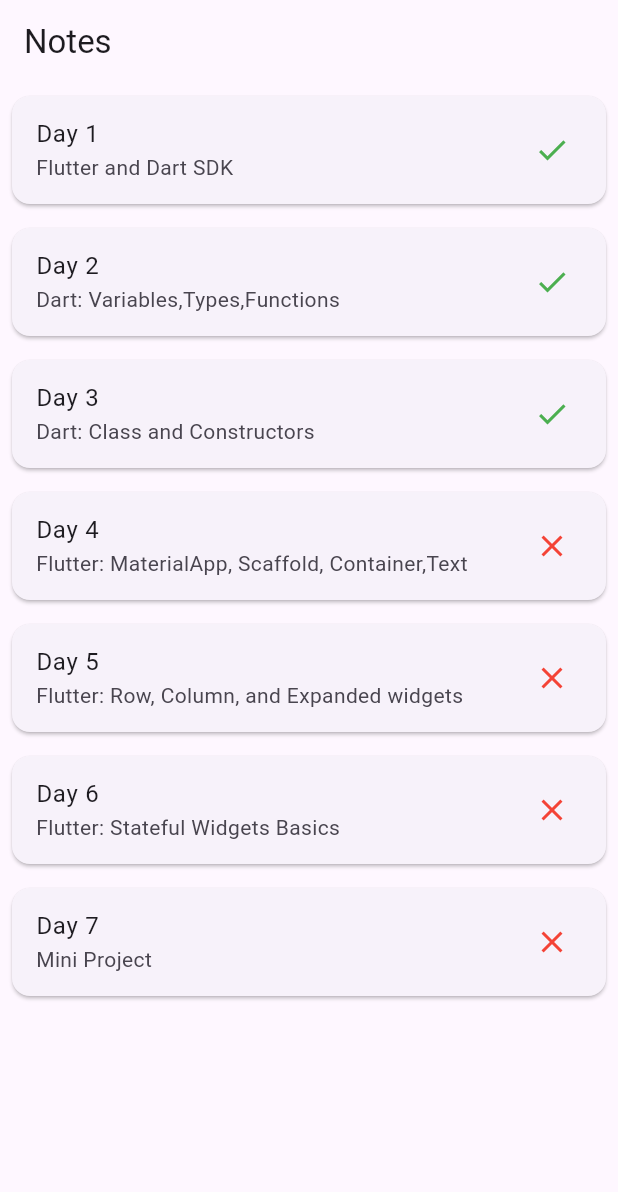
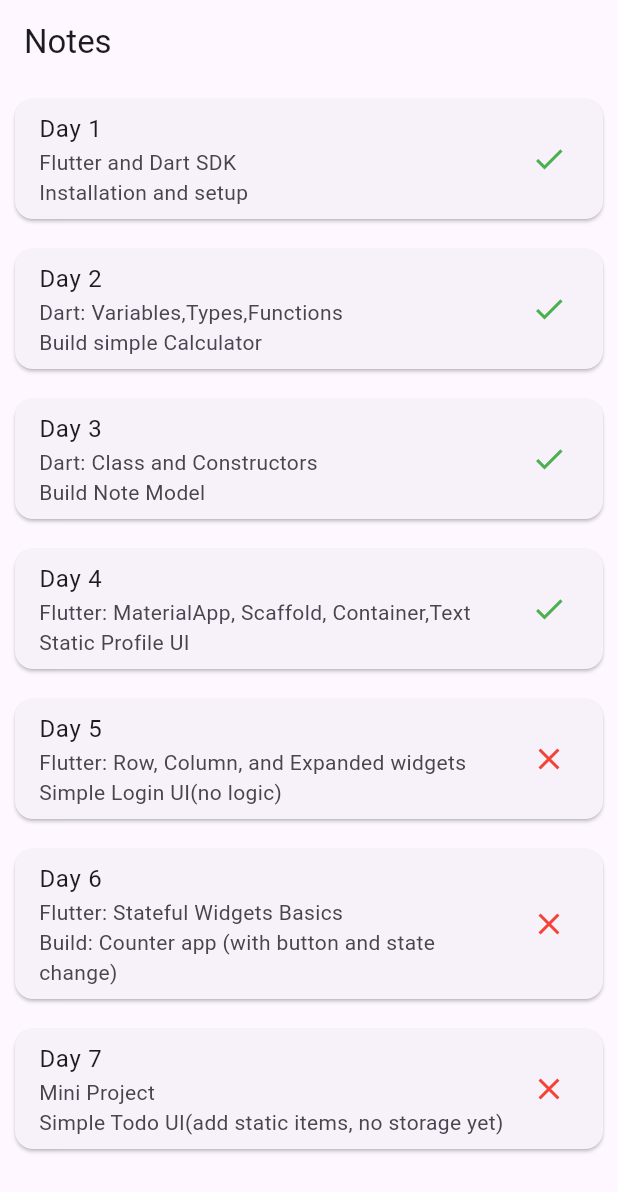
Before and after one commit to Dnissingle/my-flutter-app-notes, a Flutter app: the screen it shows after launch, on a phone screen of 412 x 824 dp. Shown: the top 1192 px of the screen. Run offline on Flutter 3.47's test engine with Material 3 defaults, Android fonts, the phone set to English and light mode, and no system bars.

Commit message:
added note

```diff
--- a/lib/main.dart
+++ b/lib/main.dart
@@ -46,7 +46,7 @@
     Note(
         title: 'Day 4',
         description: 'Flutter: MaterialApp, Scaffold, Container,Text',
-  isCompleted: false,
+        isCompleted: true,
         toBuild: 'Static Profile UI',
         estimatedTime: 2
     ),
@@ -84,10 +84,17 @@
             final note = notes[index];
 
             return Card(
-              margin: EdgeInsets.all(8),
+              margin: EdgeInsets.all(10),
               child: ListTile(
                 title: Text(note.title),
-                subtitle: Text(note.description),
+                subtitle: Column(
+                  crossAxisAlignment: CrossAxisAlignment.start, // Aligns text to the left
+                  children: [
+                    Text(note.description),
+                    Text(
+                        note.toBuild),
+                  ],
+                ),
                 trailing: Icon(
                   note.isCompleted ? Icons.check : Icons.close,
                   color: note.isCompleted ? Colors.green : Colors.red,
```
Lines whose indentation alone changed are shown as unchanged.
